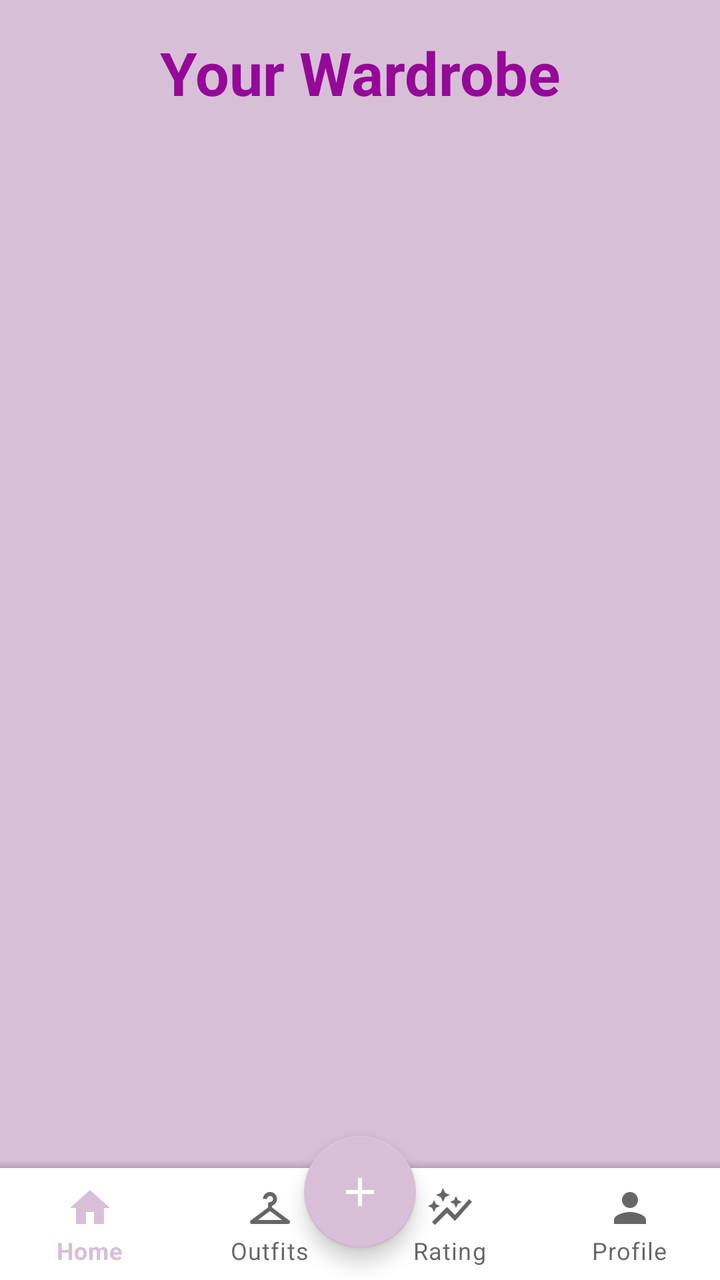
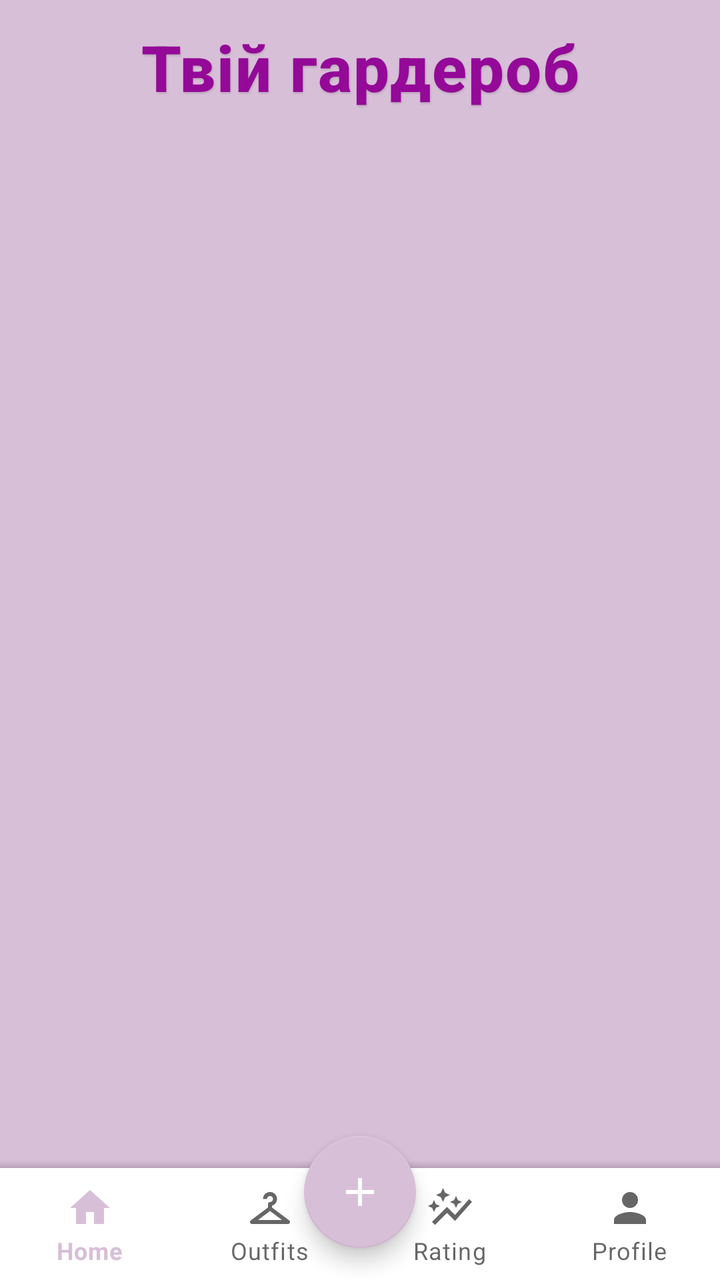

An Android layout rendered at two revisions. The XML below is the earlier revision; the diff shows what the commit changed to produce the second picture.
<!-- AndroidManifest.xml: application theme Theme.CreateWardrobe -->
<!-- res/layout/activity_main_page.xml -->
<?xml version="1.0" encoding="utf-8"?>
<androidx.coordinatorlayout.widget.CoordinatorLayout
    xmlns:android="http://schemas.android.com/apk/res/android"
    xmlns:app="http://schemas.android.com/apk/res-auto"
    xmlns:tools="http://schemas.android.com/tools"
    android:id="@+id/main"
    android:layout_width="match_parent"
    android:layout_height="match_parent"
    android:background="@color/pink"
    tools:context=".MainPage">

    <FrameLayout
        android:id="@+id/frame_layout"
        android:layout_width="match_parent"
        android:layout_height="63dp"
        app:layout_anchorGravity="center" />

    <androidx.recyclerview.widget.RecyclerView
        android:id="@+id/looks_recycler_view"
        android:layout_width="match_parent"
        android:layout_height="match_parent"
        android:layout_marginTop="70dp"
        android:layout_marginBottom="70dp"
        android:clipToPadding="false"
        android:padding="8dp"
        app:layoutManager="androidx.recyclerview.widget.GridLayoutManager"
        app:spanCount="2"
        tools:ignore="SpeakableTextPresentCheck"
        tools:listitem="@layout/item_look" />

    <TextView
        android:id="@+id/textView"
        android:layout_width="wrap_content"
        android:layout_height="wrap_content"
        android:layout_gravity="center"
        android:padding="16dp"
        android:text="Your Wardrobe"
        android:textColor="@color/pink_dark"
        android:textSize="30sp"
        android:textStyle="bold"
        app:layout_anchor="@+id/frame_layout"
        app:layout_anchorGravity="center" />

    <com.google.android.material.floatingactionbutton.FloatingActionButton
        android:id="@+id/fab"
        android:layout_width="wrap_content"
        android:layout_height="wrap_content"
        android:layout_gravity="bottom|center"
        android:layout_margin="16dp"
        android:layout_marginBottom="30dp"
        android:clickable="true"
        android:focusable="true"
        app:backgroundTint="@color/pink"
        app:layout_behavior="com.google.android.material.behavior.HideBottomViewOnScrollBehavior"
        app:srcCompat="@drawable/baseline_add_24"
        app:tint="@color/white"
        tools:ignore="ContentDescription,SpeakableTextPresentCheck" />

    <com.google.android.material.bottomappbar.BottomAppBar
        android:id="@+id/bottom_app_bar"
        android:layout_width="match_parent"
        android:layout_height="wrap_content"
        android:layout_gravity="bottom"
        android:background="@color/white"
        app:contentInsetStart="0dp"
        app:contentInsetEnd="0dp"
        app:fabCradleMargin="10dp"
        app:fabCradleRoundedCornerRadius="50dp" >

        <com.google.android.material.bottomnavigation.BottomNavigationView
            android:id="@+id/bottom_navigation"
            android:layout_width="match_parent"
            android:layout_height="wrap_content"
            android:elevation="0dp"
            app:backgroundTint="@android:color/white"
            app:itemRippleColor="@android:color/transparent"
            app:labelVisibilityMode="labeled"
            app:menu="@menu/bottom_menu" />
    </com.google.android.material.bottomappbar.BottomAppBar>

</androidx.coordinatorlayout.widget.CoordinatorLayout>
<!-- res/layout/item_look.xml (included above) -->
<?xml version="1.0" encoding="utf-8"?>
<androidx.cardview.widget.CardView xmlns:android="http://schemas.android.com/apk/res/android"
    xmlns:app="http://schemas.android.com/apk/res-auto"
    android:layout_width="match_parent"
    android:layout_height="wrap_content"
    android:layout_margin="10dp"
    android:elevation="8dp"
    android:backgroundTint="@color/pink"
    app:cardCornerRadius="20dp"
    app:cardElevation="8dp">

<LinearLayout
android:orientation="vertical"
android:layout_width="match_parent"
android:layout_height="wrap_content"
android:padding="16dp"
android:gravity="center_horizontal"
android:background="@color/white"
android:clipToPadding="false">

<ImageView
    android:id="@+id/look_image"
    android:layout_width="match_parent"
    android:layout_height="200dp"
    android:scaleType="centerCrop"
    android:backgroundTint="@color/pink"
android:contentDescription="Фото луку"
android:adjustViewBounds="true"
android:background="@drawable/rounded_image_background" />

<TextView
    android:id="@+id/look_name"
    android:layout_width="wrap_content"
    android:layout_height="wrap_content"
    android:layout_marginTop="12dp"
    android:text="Назва Луку"
    android:textSize="20sp"
    android:textColor="@color/pink"
    android:textStyle="bold"
    android:gravity="center" />
</LinearLayout>

    </androidx.cardview.widget.CardView>
<!-- resources referenced by this layout -->
<resources>
  <color name="pink">#D8BFD8</color>
  <color name="pink_dark">#940997</color>
  <color name="white">#FFFFFFFF</color>
  <!-- drawable baseline_add_24 (drawable) -->
  <vector xmlns:android="http://schemas.android.com/apk/res/android" android:height="24dp" android:tint="#000000" android:viewportHeight="24" android:viewportWidth="24" android:width="24dp">
        
      <path android:fillColor="@android:color/white" android:pathData="M19,13h-6v6h-2v-6H5v-2h6V5h2v6h6v2z"/>
      
  </vector>
  <!-- drawable rounded_image_background (drawable) -->
  <shape xmlns:android="http://schemas.android.com/apk/res/android">
      <solid android:color="#FFB6C1" />
      <corners android:radius="16dp"/>
  </shape>
  <style name="Theme.CreateWardrobe" parent="Base.Theme.CreateWardrobe" />
  <style name="Base.Theme.CreateWardrobe" parent="Theme.MaterialComponents.DayNight.NoActionBar">
          <item name="colorPrimary">@color/pink</item>
          <item name="colorPrimaryVariant">@color/pink</item>
          <item name="colorOnPrimary">@android:color/white</item>
      </style>
</resources>

<!-- the commit's change to res/layout/activity_main_page.xml (unified diff, before → after) -->
@@ -33,13 +33,20 @@
         android:layout_width="wrap_content"
         android:layout_height="wrap_content"
         android:layout_gravity="center"
-        android:padding="16dp"
-        android:text="Your Wardrobe"
+        android:padding="12dp"
+        android:text="Твій гардероб"
         android:textColor="@color/pink_dark"
-        android:textSize="30sp"
+        android:textSize="32sp"
         android:textStyle="bold"
+        android:fontFamily="sans-serif-medium"
+        android:letterSpacing="0.02"
+        android:shadowColor="#26000000"
+        android:shadowDx="1"
+        android:shadowDy="2"
+        android:shadowRadius="2"
         app:layout_anchor="@+id/frame_layout"
         app:layout_anchorGravity="center" />
+
 
     <com.google.android.material.floatingactionbutton.FloatingActionButton
         android:id="@+id/fab"
